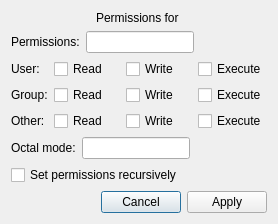
This is dialog/permissionsdialog.ui in flysnow010/flyscp as Qt 5 draws it before an edit. The edited form follows.
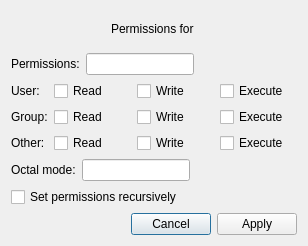
This is the edited form.

The edit to the form file:
```diff
--- a/dialog/permissionsdialog.ui
+++ b/dialog/permissionsdialog.ui
@@ -6,8 +6,8 @@
    <rect>
     <x>0</x>
     <y>0</y>
-    <width>278</width>
-    <height>214</height>
+    <width>308</width>
+    <height>246</height>
    </rect>
   </property>
   <property name="windowTitle">
```
Left out of the diff: 2 changed lines with no effect on the pictures.
